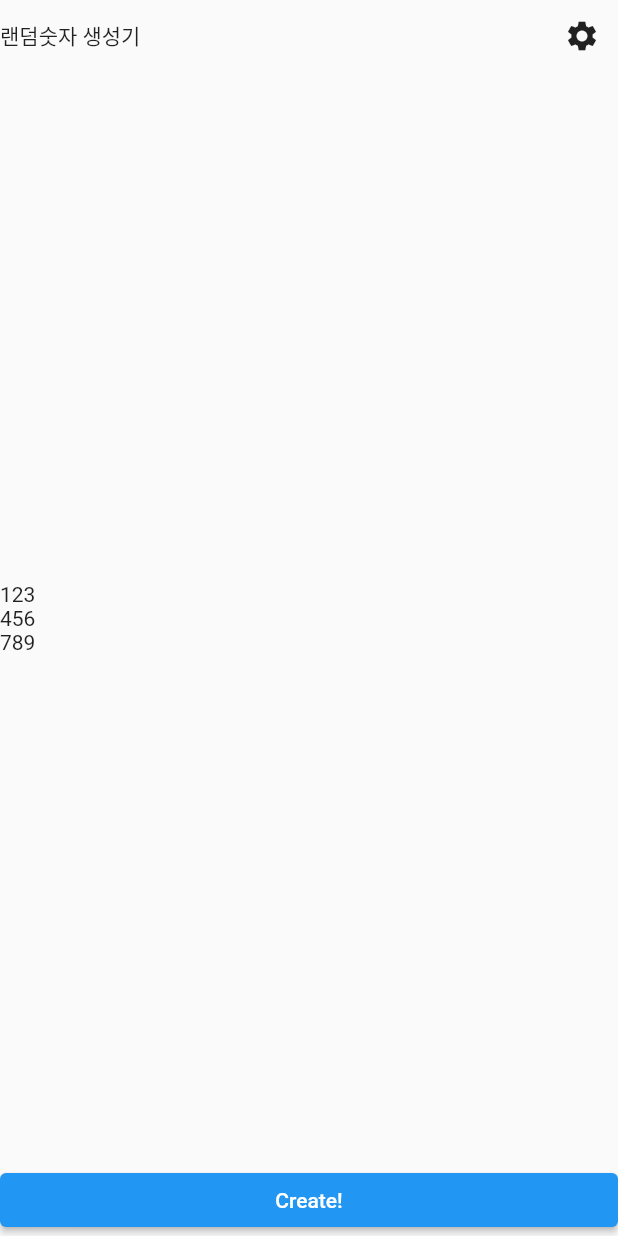
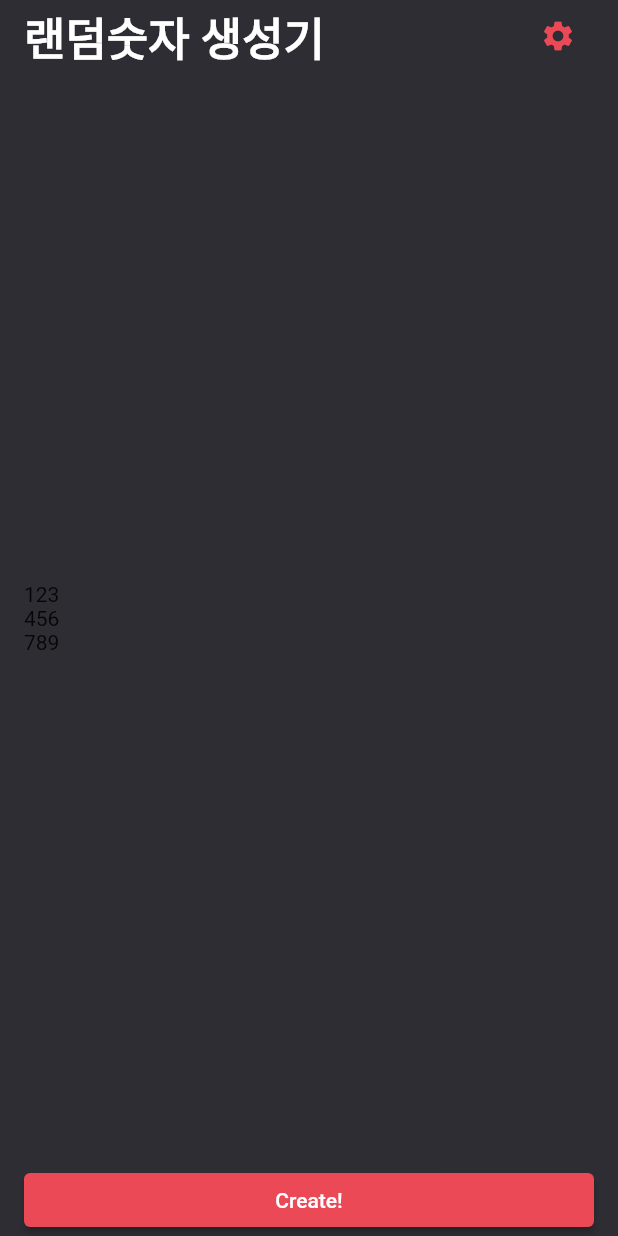
Before and after one commit to taeksoolee/flutter-chapter-study, a Flutter app: the screen it shows after launch, on a phone screen of 412 x 824 dp. Run offline on Flutter 3.47's test engine with Material 2 defaults, Android fonts, the phone set to English and light mode, and no system bars; our stand-ins replace fluttertoast, webview_flutter.

Commit message:
🚀 rng - homescreen ThemeColor 등 레이아웃 스타일 적용

```diff
--- a/random_number_generator/lib/screens/home_screen.dart
+++ b/random_number_generator/lib/screens/home_screen.dart
@@ -3,6 +3,7 @@ import 'dart:async';
 import 'package:flutter/material.dart';
 import 'package:flutter/src/foundation/key.dart';
 import 'package:flutter/src/widgets/framework.dart';
+import 'package:random_number_generator/constant/color.dart';
 import 'package:random_number_generator/widgets/countdown.dart';
 
 // 하남 배달특급 친구
@@ -17,15 +18,29 @@ class _HomeScreenState extends State<HomeScreen> {
   @override
   Widget build(BuildContext context) {
     return Scaffold(
+      backgroundColor: ThemeColors.primaryColor,
       body: SafeArea(
+        child: Padding(
+          padding: EdgeInsets.symmetric(
+            horizontal: 16.0,
+          ),
           child: Column(
             crossAxisAlignment: CrossAxisAlignment.start,
             children: [
               Row(
                 mainAxisAlignment: MainAxisAlignment.spaceBetween,
                 children: [
-                Text('랜덤숫자 생성기'),
-                IconButton(onPressed: () {}, icon: Icon(Icons.settings))
+                  Text(
+                    '랜덤숫자 생성기',
+                    style: TextStyle(
+                      color: Colors.white,
+                      fontSize: 30.0,
+                      fontWeight: FontWeight.w700,
+                    ),
+                  ),
+                  IconButton(
+                      onPressed: () {},
+                      icon: Icon(Icons.settings, color: ThemeColors.redColor))
                 ],
               ),
               Expanded(
@@ -41,6 +56,9 @@ class _HomeScreenState extends State<HomeScreen> {
               SizedBox(
                 width: double.infinity,
                 child: ElevatedButton(
+                  style: ElevatedButton.styleFrom(
+                    primary: ThemeColors.redColor,
+                  ),
                   onPressed: () {},
                   child: Text('Create!'),
                 ),
@@ -48,6 +66,7 @@ class _HomeScreenState extends State<HomeScreen> {
             ],
           ),
         ),
+      ),
     );
   }
 }
```
Lines whose indentation alone changed are shown as unchanged.
